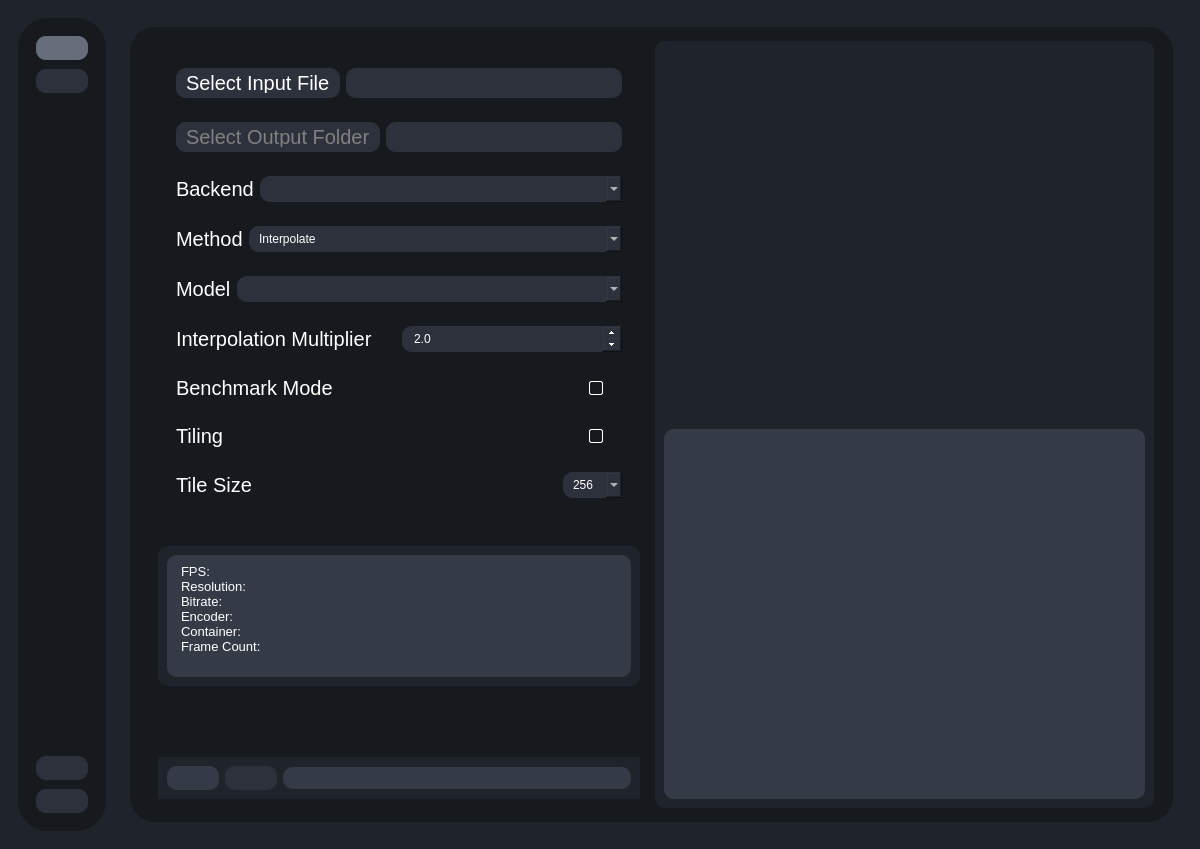
Above: testRVEInterface.ui from TNTwise/Rife-ESRGAN-App-Linux-QT before the change. Below: the same form after it.
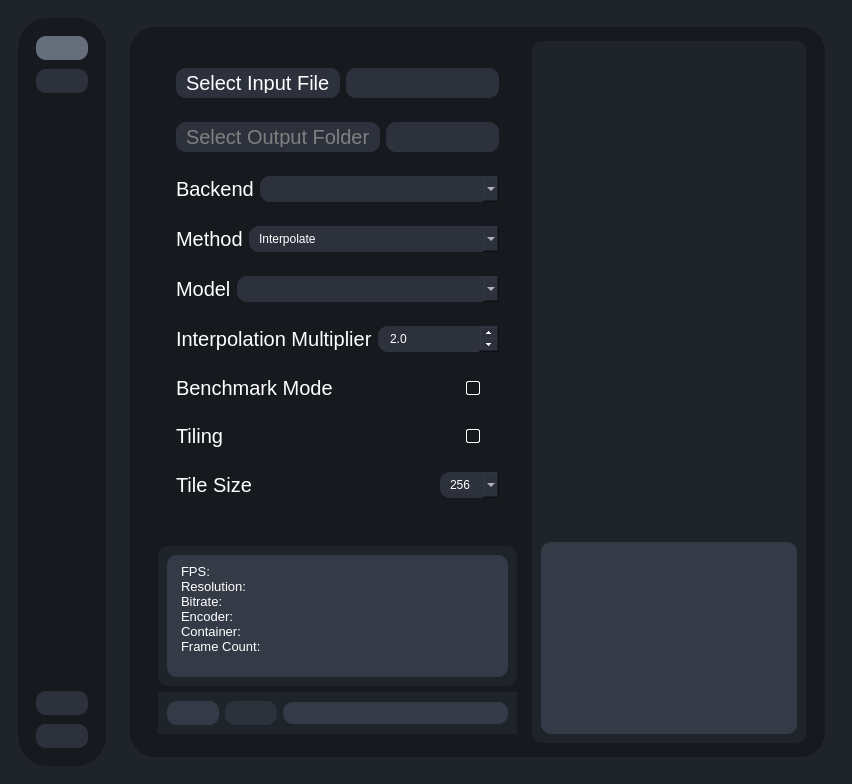
That is the form after the change. The open tabs and pages were chosen to show the change. Icons and pictures are not drawn.

```diff
--- a/testRVEInterface.ui
+++ b/testRVEInterface.ui
@@ -2,14 +2,6 @@
 <ui version="4.0">
  <class>MainWindow</class>
  <widget class="QMainWindow" name="MainWindow">
-  <property name="geometry">
-   <rect>
-    <x>0</x>
-    <y>0</y>
-    <width>1200</width>
-    <height>849</height>
-   </rect>
-  </property>
   <property name="windowTitle">
    <string>MainWindow</string>
   </property>
@@ -321,6 +313,12 @@
              <layout class="QGridLayout" name="gridLayout_3">
               <item row="0" column="0">
                <widget class="QWidget" name="processContainer" native="true">
+                <property name="sizePolicy">
+                 <sizepolicy hsizetype="Minimum" vsizetype="Minimum">
+                  <horstretch>0</horstretch>
+                  <verstretch>0</verstretch>
+                 </sizepolicy>
+                </property>
                 <property name="maximumSize">
                  <size>
                   <width>16000</width>
@@ -1136,7 +1134,7 @@
                     <item>
                      <widget class="QLabel" name="previewLabel">
                       <property name="sizePolicy">
-                       <sizepolicy hsizetype="Expanding" vsizetype="Preferred">
+                       <sizepolicy hsizetype="Expanding" vsizetype="Expanding">
                         <horstretch>0</horstretch>
                         <verstretch>0</verstretch>
                        </sizepolicy>
```
